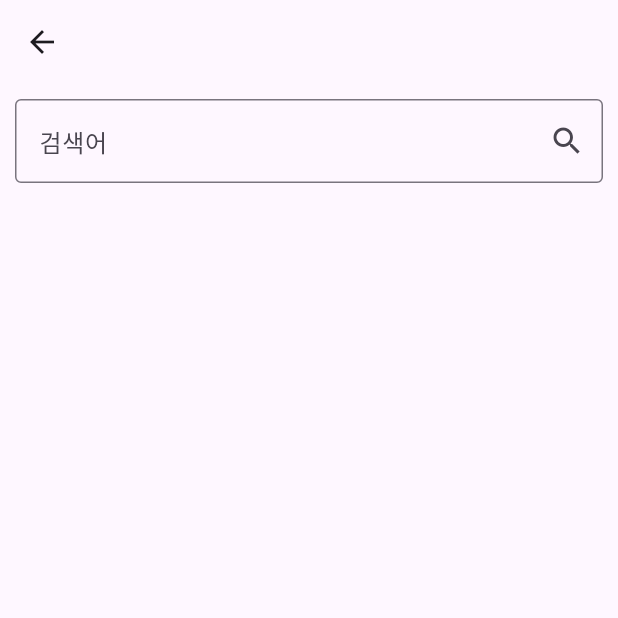
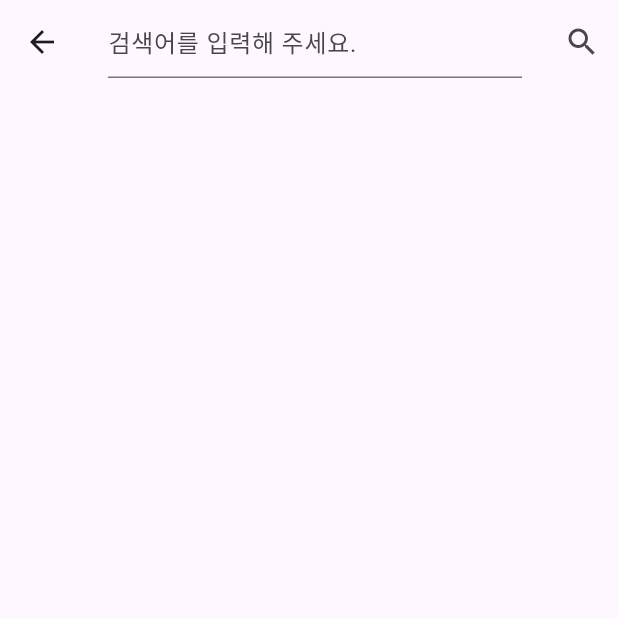
Before and after one commit to NalaJang/sample, a Flutter app: the SearchScreen screen opened directly, on a phone screen of 412 x 824 dp, the top half of it. Run offline on Flutter 3.47's test engine with Material 3 defaults, Android fonts, the phone set to English and light mode, and no system bars; our stand-ins replace freezed_annotation, shared_preferences; missing offline and left inert: xml2json; accounts and stored records are empty.

Commit message:
feat: appBar 에 검색 기능 구현

```diff
--- a/lib/presentation/search_screen.dart
+++ b/lib/presentation/search_screen.dart
@@ -3,42 +3,51 @@ import 'package:provider/provider.dart';
 import 'package:search_ex/presentation/components/search_widget.dart';
 import 'package:search_ex/presentation/viewModel/search_view_model.dart';
 
-class SearchScreen extends StatelessWidget {
+class SearchScreen extends StatefulWidget {
   const SearchScreen({super.key});
+
+  @override
+  State<SearchScreen> createState() => _SearchScreenState();
+}
+
+class _SearchScreenState extends State<SearchScreen> {
+  final _searchTextController = TextEditingController();
 
   @override
   Widget build(BuildContext context) {
     final viewModel = context.watch<SearchViewModel>();
     return Scaffold(
       appBar: AppBar(
-        title: const Text(''),
+        title: TextField(
+          controller: viewModel.queryTextEditingController,
+          decoration: InputDecoration(
+            hintText: '검색어를 입력해 주세요.',
+          ),
+        ),
+        actions: [
+          IconButton(
+            onPressed: () {
+              final query = viewModel.queryTextEditingController.text;
+              viewModel.onSearchFood(query);
+            },
+            icon: Icon(Icons.search),
+          ),
+        ],
       ),
       body: Padding(
-        padding: const EdgeInsets.all(10.0),
+        padding: const EdgeInsets.fromLTRB(10, 20, 10, 30),
         child: Column(
           mainAxisAlignment: MainAxisAlignment.center,
           children: [
-            TextField(
-              controller: viewModel.queryTextEditingController,
-              decoration: InputDecoration(
-                border: const OutlineInputBorder(),
-                hintText: '검색어',
-                suffixIcon: IconButton(
-                  icon: const Icon(Icons.search),
-                  onPressed: () {
-                    final query = viewModel.queryTextEditingController.text;
-                    viewModel.onSearchFood(query);
-                  },
-                ),
-              ),
-            ),
             Expanded(
               child: ListView(
                 children: viewModel.filteredFoodList
-                    .map((food) => SearchWidget(
-                          food: food,
-                          preferences: viewModel.preferences,
-                        ))
+                    .map(
+                      (food) => SearchWidget(
+                        food: food,
+                        preferences: viewModel.preferences,
+                      ),
+                    )
                     .toList(),
               ),
             ),
```
